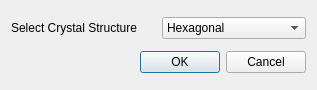
Old version of the form Source/StatsGenerator/UI_Files/EditPhaseDialog.ui in the repository BlueQuartzSoftware/DREAM3D.
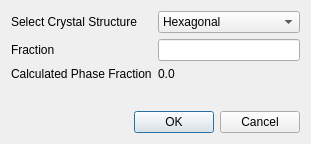
New version of the form.

Commit message: Implementing Dialog box that shows when adding a new phase. The user can select the crystal structure from a drop down list and set the phase fraction for the phase. Fixing writing of the ODF data due to a bug where the array sizes of the means and sigmas were not the same due to popping off the front value of the means. Adding instance variables for PhaseIndex, Phase Fraction and TotalPhaseFraction to both Plotting widgets. Adding check for a null pointer when writing the ReconStats.

The edit to the form file:
```diff
--- a/Source/StatsGenerator/UI_Files/EditPhaseDialog.ui
+++ b/Source/StatsGenerator/UI_Files/EditPhaseDialog.ui
@@ -6,8 +6,8 @@
    <rect>
     <x>0</x>
     <y>0</y>
-    <width>317</width>
-    <height>90</height>
+    <width>311</width>
+    <height>144</height>
    </rect>
   </property>
   <property name="windowTitle">
@@ -15,15 +15,22 @@
   </property>
   <layout class="QVBoxLayout" name="verticalLayout">
    <item>
-    <layout class="QHBoxLayout" name="horizontalLayout">
-     <item>
+    <layout class="QFormLayout" name="formLayout">
+     <item row="1" column="0">
+      <widget class="QLabel" name="label_2">
+       <property name="text">
+        <string>Fraction</string>
+       </property>
+      </widget>
+     </item>
+     <item row="0" column="0">
       <widget class="QLabel" name="label">
        <property name="text">
         <string>Select Crystal Structure</string>
        </property>
       </widget>
      </item>
-     <item>
+     <item row="0" column="1">
       <widget class="QComboBox" name="xtalCombo">
        <item>
         <property name="text">
@@ -37,6 +44,23 @@
        </item>
       </widget>
      </item>
+     <item row="1" column="1">
+      <widget class="QLineEdit" name="phaseFraction"/>
+     </item>
+     <item row="2" column="0">
+      <widget class="QLabel" name="label_3">
+       <property name="text">
+        <string>Calculated Phase Fraction</string>
+       </property>
+      </widget>
+     </item>
+     <item row="2" column="1">
+      <widget class="QLabel" name="calcPhaseFraction">
+       <property name="text">
+        <string>0.0</string>
+       </property>
+      </widget>
+     </item>
     </layout>
    </item>
    <item>
```
The commit also changes 16 other files.
